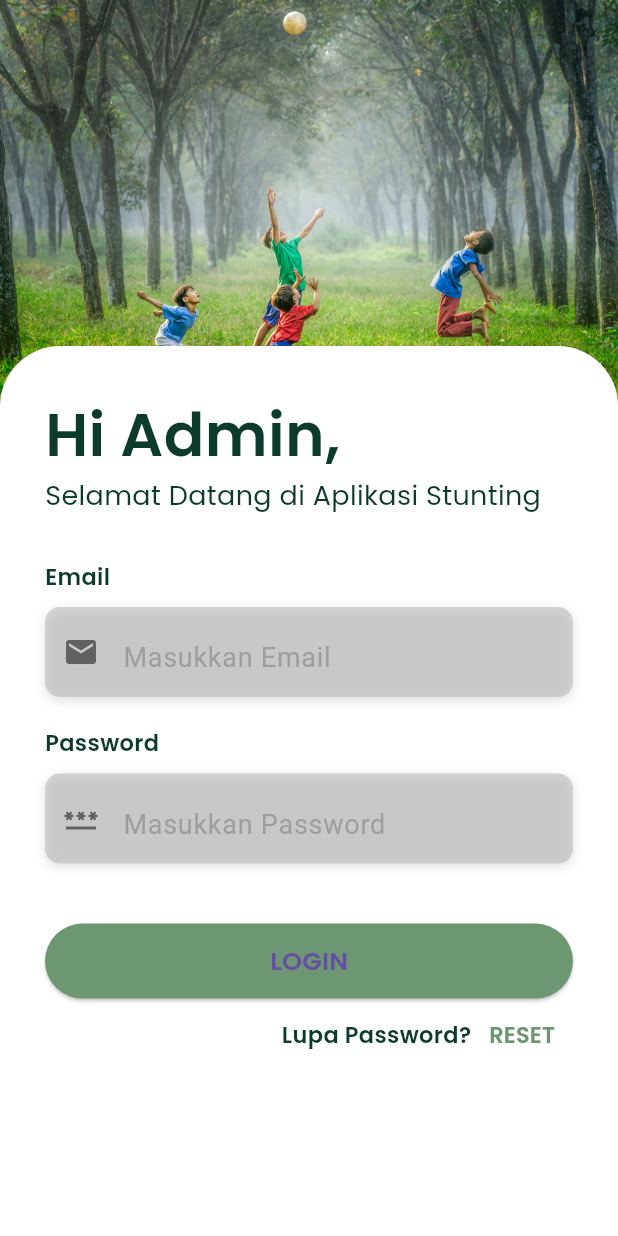
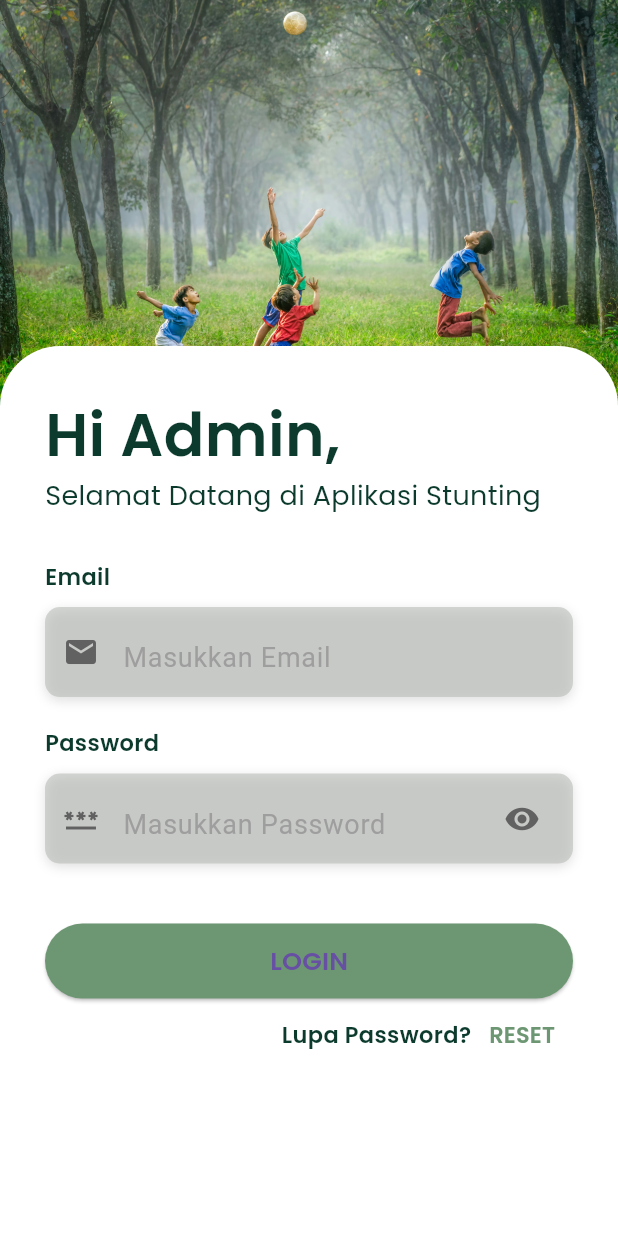
Before and after one commit to NUGROHOADI11/tasikmaduKu, a Flutter app: the screen it shows after launch, on a phone screen of 412 x 824 dp. Run offline on Flutter 3.47's test engine with Material 3 defaults, Android fonts, the phone set to English and light mode, and no system bars; our stand-ins replace cloud_firestore, firebase_auth, firebase_core, flutter_speed_dial, get, google_fonts and 1 more; accounts and stored records are empty; Roboto replaces fonts that are missing (OpenSans).

Commit message:
see password feature

```diff
--- a/lib/app/controllers/auth_controller.dart
+++ b/lib/app/controllers/auth_controller.dart
@@ -103,4 +103,9 @@ class AuthController extends GetxController {
       return false; // Indicate login failure
     }
   }
+
+  RxBool isPasswordVisible = true.obs;
+  void togglePasswordVisibility() {
+    isPasswordVisible.toggle();
+  }
 }
--- a/lib/app/modules/login/login_view.dart
+++ b/lib/app/modules/login/login_view.dart
@@ -71,12 +71,65 @@ class LoginView extends GetView<LoginController> {
                           hintText: "Email",
                           obscureText: false),
                       const SizedBox(height: 20.0),
-                  MyTextField(
-                      icon: const Icon(Icons.password),
-                      textInputType: TextInputType.text,
+                      Text(
+                        "Password",
+                        style: GoogleFonts.poppins(
+                          color: cDarkGreenColor,
+                          fontSize: 15.0,
+                          fontWeight: FontWeight.w600,
+                        ),
+                      ),
+                      const SizedBox(
+                        height: 10,
+                      ),
+                      Container(
+                        alignment: Alignment.centerLeft,
+                        padding: const EdgeInsets.only(right: 10),
+                        decoration: BoxDecoration(
+                            color: clightgrey,
+                            borderRadius: BorderRadius.circular(10.0),
+                            boxShadow: const [
+                              BoxShadow(
+                                color: Colors.black12,
+                                blurRadius: 6.0,
+                                offset: Offset(0, 2),
+                              ),
+                            ]),
+                        height: 60.0,
+                        child: Obx(
+                          () => TextField(
+                            keyboardType: TextInputType.text,
+                            obscureText: authControl.isPasswordVisible.value,
                             controller: passwordController,
-                      hintText: "Password",
-                      obscureText: true),
+                            cursorColor: Colors.black,
+                            style: const TextStyle(
+                              color: Colors.black,
+                              fontSize: 18,
+                              fontFamily: 'OpenSans',
+                            ),
+                            decoration: InputDecoration(
+                              border: InputBorder.none,
+                              contentPadding: const EdgeInsets.only(top: 14.0),
+                              prefixIcon: const Icon(Icons.password),
+                              prefixIconColor: Colors.grey[700],
+                              hintText: "Masukkan Password",
+                              hintStyle: const TextStyle(
+                                color: Colors.grey,
+                                fontFamily: 'OpenSans',
+                              ),
+                              suffixIcon: IconButton(
+                                icon:  Icon(
+                                      authControl.isPasswordVisible.value
+                                          ? Icons.visibility
+                                          : Icons.visibility_off,
+                                    ),
+                                onPressed: authControl.togglePasswordVisibility,
+                              ),
+                              suffixIconColor: Colors.grey[700],
+                            ),
+                          ),
+                        ),
+                      ),
                       const SizedBox(height: 40.0),
                       Container(
                         padding: const EdgeInsets.symmetric(horizontal: 0),
--- a/lib/app/modules/search_page/search_page_view.dart
+++ b/lib/app/modules/search_page/search_page_view.dart
@@ -12,10 +12,10 @@ class SearchPageView extends StatefulWidget {
   const SearchPageView({Key? key}) : super(key: key);
 
   @override
-  _SearchPageViewState createState() => _SearchPageViewState();
+  SearchPageViewState createState() => SearchPageViewState();
 }
 
-class _SearchPageViewState extends State<SearchPageView> {
+class SearchPageViewState extends State<SearchPageView> {
   final SearchPageController controller = Get.put(SearchPageController());
 
   @override
@@ -23,6 +23,11 @@ class _SearchPageViewState extends State<SearchPageView> {
     return SafeArea(
       child: Scaffold(
         backgroundColor: cCreamColor,
+        appBar: AppBar(
+          backgroundColor: cDarkGreenColor,
+          title: const Text('Cari Data'),
+          centerTitle: true,
+        ),
         body: Column(
           crossAxisAlignment: CrossAxisAlignment.start,
           children: [
@@ -55,7 +60,7 @@ class _SearchPageViewState extends State<SearchPageView> {
                 height: 60.0,
                 child: TextField(
                   controller: controller.searchController,
-                  onChanged: (value) {
+                  onSubmitted: (value) {
                     setState(() {
                       controller.updateSearchQuery(value);
                     });
--- a/lib/app/routes/app_pages.dart
+++ b/lib/app/routes/app_pages.dart
@@ -50,7 +50,7 @@ class AppPages {
     ),
     GetPage(
       name: _Paths.SEARCH_PAGE,
-      page: () => const SearchPageView(),
+      page: () =>  SearchPageView(),
       binding: SearchPageBinding(),
     ),
     GetPage(
```
Lines whose indentation alone changed are shown as unchanged.
